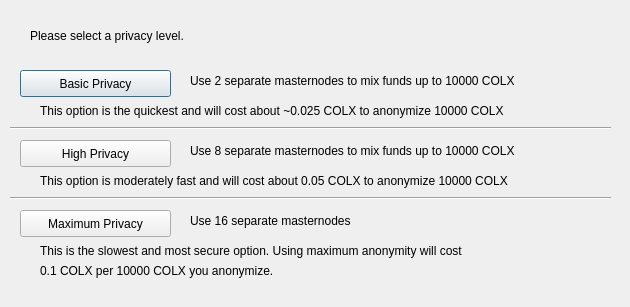
The window that src/qt/forms/obfuscationconfig.ui (SkinXXX/skinxxx) describes before a commit, drawn with Qt 5.
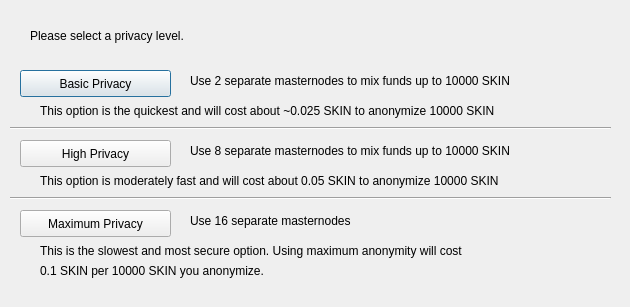
The same window after the commit.

```diff
--- a/src/qt/forms/obfuscationconfig.ui
+++ b/src/qt/forms/obfuscationconfig.ui
@@ -75,7 +75,7 @@
     </rect>
    </property>
    <property name="text">
-    <string>Use 2 separate masternodes to mix funds up to 10000 COLX</string>
+    <string>Use 2 separate masternodes to mix funds up to 10000 SKIN</string>
    </property>
   </widget>
   <widget class="QLabel" name="label_3">
@@ -88,7 +88,7 @@
     </rect>
    </property>
    <property name="text">
-    <string>Use 8 separate masternodes to mix funds up to 10000 COLX</string>
+    <string>Use 8 separate masternodes to mix funds up to 10000 SKIN</string>
    </property>
   </widget>
   <widget class="QLabel" name="label_4">
@@ -114,7 +114,7 @@
     </rect>
    </property>
    <property name="text">
-    <string>This option is the quickest and will cost about ~0.025 COLX to anonymize 10000 COLX</string>
+    <string>This option is the quickest and will cost about ~0.025 SKIN to anonymize 10000 SKIN</string>
    </property>
   </widget>
   <widget class="QLabel" name="label_7">
@@ -127,7 +127,7 @@
     </rect>
    </property>
    <property name="text">
-    <string>This option is moderately fast and will cost about 0.05 COLX to anonymize 10000 COLX</string>
+    <string>This option is moderately fast and will cost about 0.05 SKIN to anonymize 10000 SKIN</string>
    </property>
   </widget>
   <widget class="QLabel" name="label_8">
@@ -153,7 +153,7 @@
     </rect>
    </property>
    <property name="text">
-    <string>0.1 COLX per 10000 COLX you anonymize.</string>
+    <string>0.1 SKIN per 10000 SKIN you anonymize.</string>
    </property>
   </widget>
   <widget class="Line" name="line">
```
